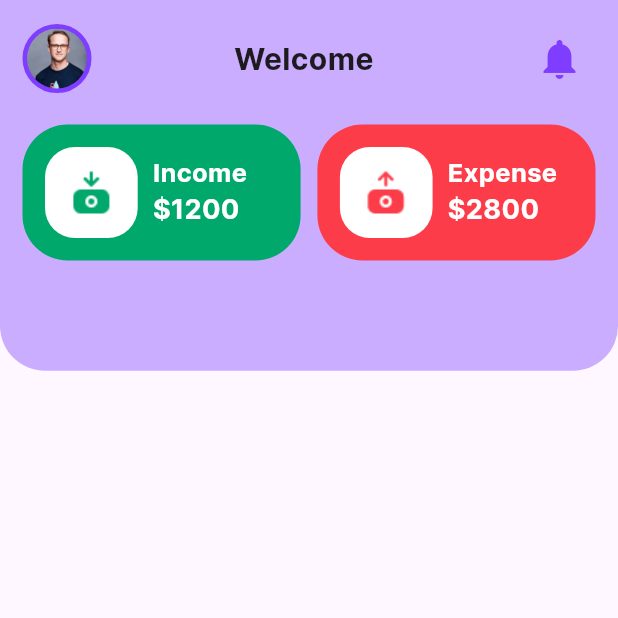
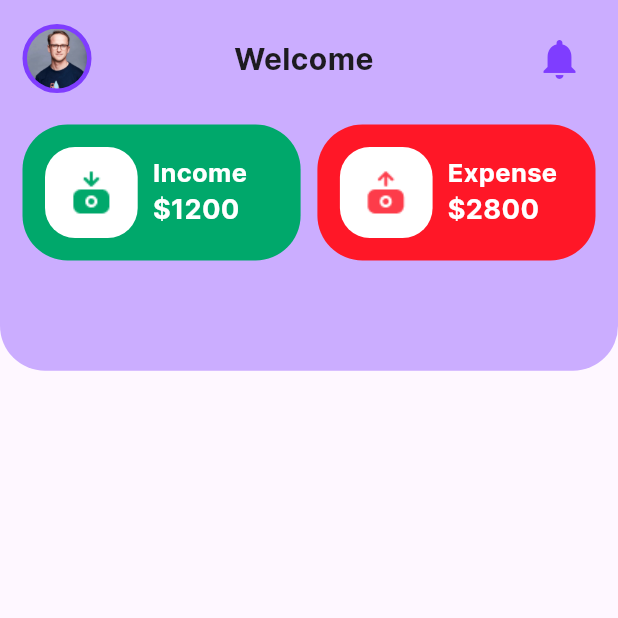
Before and after one commit to teshankalhara/expenz-app-flutter, a Flutter app: the HomeScreen screen opened directly, on a phone screen of 412 x 824 dp, the top half of it. Run offline on Flutter 3.47's test engine with Material 3 defaults, Android fonts, the light colour scheme and no system bars; our stand-ins replace shared_preferences, smooth_page_indicator; accounts and stored records are empty.

Commit message:
Fix kRed color value in colors.dart for consistency

```diff
--- a/lib/constant/colors.dart
+++ b/lib/constant/colors.dart
@@ -6,7 +6,7 @@ const Color kGrey = Color(0xFF91919F);
 const Color kWhite = Color(0xFFFFFFFF);
 const Color kBlack = Color(0xFF000000);
 const Color kGreen = Color(0xFF00A86B);
-const Color kRed = Color(0xFFFD3C4A);
+const Color kRed = Color(0xFFFF1727);
 const Color kYellow = Color(0xFFFCAC12);
 const Color kLightYellow = Color(0xFFF9DB9F);
 const Color kOrange = Color(0xFFFFCF99);
```
